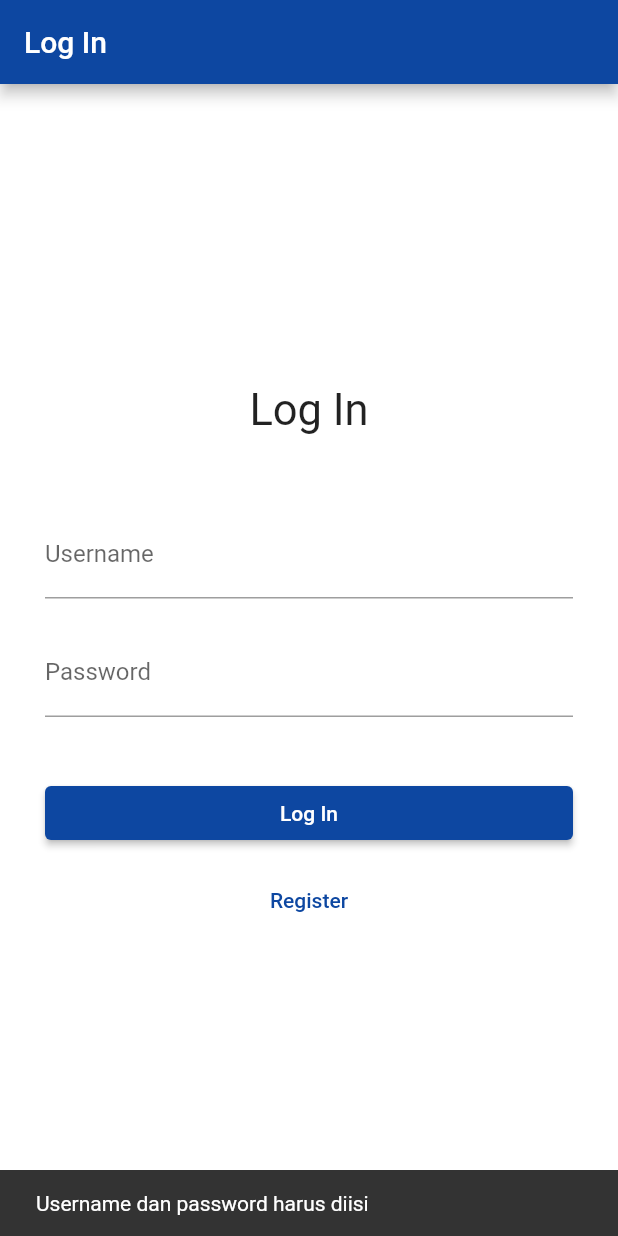
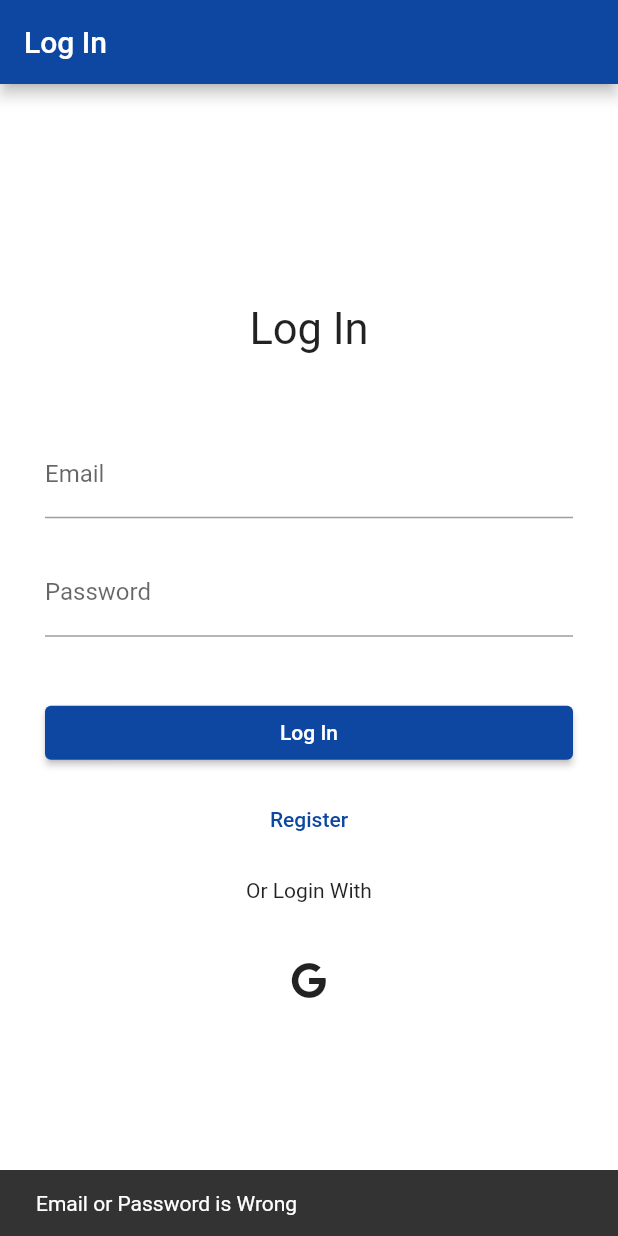
Before and after one commit to Yuu18id/novelist-back-end, a Flutter app: the screen it shows after launch, after a tap on "Log In", on a phone screen of 412 x 824 dp. Run offline on Flutter 3.47's test engine with Material 2 defaults, Android fonts, the phone set to English and light mode, and no system bars; our stand-ins replace firebase_auth, firebase_core, flutter_rating_bar, font_awesome_flutter, google_sign_in, shared_preferences and 1 more; accounts and stored records are empty; network calls fail.

Commit message:
add firebase auth

```diff
--- /dev/null
+++ b/lib/components/firebase_auth.dart
@@ -0,0 +1,56 @@
+import 'package:google_sign_in/google_sign_in.dart';
+import 'package:firebase_auth/firebase_auth.dart';
+
+class AuthFirebase {
+  final FirebaseAuth _firebaseAuth = FirebaseAuth.instance;
+  final GoogleSignIn _googleSignIn = GoogleSignIn();
+
+  Future<String?> signUp(String email, String password) async {
+    UserCredential authResult = await _firebaseAuth
+        .createUserWithEmailAndPassword(email: email, password: password);
+    User? user = authResult.user;
+    return user?.uid;
+  }
+
+  Future<String?> login(String email, String password) async {
+    try {
+      UserCredential authResult = await _firebaseAuth
+          .signInWithEmailAndPassword(email: email, password: password);
+      User? user = authResult.user;
+      return user?.uid;
+    } catch (e) {
+      print(e.toString());
+      return null;
+    }
+  }
+
+  Future signOut() async {
+    return await _firebaseAuth.signOut();
+  }
+
+  Future<User?> getUser() async {
+    User? user = await _firebaseAuth.currentUser;
+    return user;
+  }
+
+  Future<String?> signInWithGoogle() async {
+    try {
+      final GoogleSignInAccount? googleSignInAccount =
+          await _googleSignIn.signIn();
+      final GoogleSignInAuthentication googleSignInAuthentication =
+          await googleSignInAccount!.authentication;
+      final AuthCredential credential = GoogleAuthProvider.credential(
+          accessToken: googleSignInAuthentication.accessToken,
+          idToken: googleSignInAuthentication.idToken);
+      await _firebaseAuth.signInWithCredential(credential);
+    } on FirebaseAuthException catch (e) {
+      print(e.message);
+      throw e;
+    }
+  }
+
+  Future<void> signOutFromGoogle() async {
+    await _googleSignIn.signOut();
+    await _firebaseAuth.signOut();
+  }
+}
--- a/lib/main.dart
+++ b/lib/main.dart
@@ -3,6 +3,7 @@ import 'package:flutter_application_1/components/auth_provider.dart';
 import 'package:flutter_application_1/pages/login.dart';
 import 'package:flutter_application_1/provider.dart';
 import 'package:provider/provider.dart';
+import 'package:firebase_core/firebase_core.dart';
 import 'dart:math';
 
 MaterialColor generateMaterialColor(Color color) {
@@ -21,40 +22,36 @@ MaterialColor generateMaterialColor(Color color) {
 }
 
 int tintValue(int value, double factor) =>
-  max(0, min((value + ((255 - value) * factor)).round(), 255)
-);
+    max(0, min((value + ((255 - value) * factor)).round(), 255));
 
 Color tintColor(Color color, double factor) => Color.fromRGBO(
     tintValue(color.red, factor),
     tintValue(color.green, factor),
     tintValue(color.blue, factor),
-  1
-);
+    1);
 
 int shadeValue(int value, double factor) =>
-  max(0, min(value - (value * factor).round(), 255)
-);
+    max(0, min(value - (value * factor).round(), 255));
 
 Color shadeColor(Color color, double factor) => Color.fromRGBO(
     shadeValue(color.red, factor),
     shadeValue(color.green, factor),
     shadeValue(color.blue, factor),
-  1
-);
+    1);
 
 class Palette {
   static const primary = Color.fromRGBO(13, 71, 161, 1);
 }
 
-void main() {
-  runApp(MultiProvider(
-    providers: [
+void main() async{
+    WidgetsFlutterBinding.ensureInitialized();
+  await Firebase.initializeApp();
+  runApp(MultiProvider(providers: [
     ChangeNotifierProvider(
       create: (_) => AuthProvider(),
     ),
     ChangeNotifierProvider(create: (_) => ScreenPageProvider()),
-    ]
-    ,child: const MyApp()));
+  ], child: const MyApp()));
 }
 
 class MyApp extends StatelessWidget {
--- a/lib/pages/login.dart
+++ b/lib/pages/login.dart
@@ -1,14 +1,9 @@
 import 'package:flutter/material.dart';
-import 'package:flutter/src/widgets/framework.dart';
-import 'package:flutter/src/widgets/placeholder.dart';
-import 'package:flutter_application_1/components/auth_provider.dart';
-import 'package:flutter_application_1/models/db_helper.dart';
+import 'package:flutter_application_1/pages/screen.dart';
+import 'package:font_awesome_flutter/font_awesome_flutter.dart';
+import 'package:flutter_application_1/components/firebase_auth.dart';
 import 'package:flutter_application_1/pages/home.dart';
 import 'package:flutter_application_1/pages/register.dart';
-import 'package:flutter_application_1/pages/screen.dart';
-import 'package:flutter_application_1/provider.dart';
-import 'package:provider/provider.dart';
-import 'package:shared_preferences/shared_preferences.dart';
 
 class LoginPage extends StatefulWidget {
   const LoginPage({super.key});
@@ -18,14 +13,24 @@ class LoginPage extends StatefulWidget {
 }
 
 class _LoginPageState extends State<LoginPage> {
-  final TextEditingController _usernameController = TextEditingController();
-  final TextEditingController _passwordController = TextEditingController();
-  final dbHelper = DBHelper.instance;
+  final TextEditingController _email = TextEditingController();
+  final TextEditingController _pass = TextEditingController();
+  late AuthFirebase auth;
   bool isUserOrPassWrong = false;
+  String username = "";
+
+  @override
+  void initState() {
+    super.initState();
+    auth = AuthFirebase();
+  }
+
 
   @override
   Widget build(BuildContext context) {
-    final provAuth = Provider.of<AuthProvider>(context);
+    auth.getUser().then((value) {
+        username = value!.email.toString();
+    });
     return Scaffold(
       appBar: AppBar(
         title: const Text('Log In'),
@@ -43,9 +48,9 @@ class _LoginPageState extends State<LoginPage> {
             Container(
               padding: const EdgeInsets.only(top: 50),
               child: TextFormField(
-                controller: _usernameController,
+                controller: _email,
                 decoration: const InputDecoration(
-                  label: Text('Username'),
+                  label: Text('Email'),
                 ),
               ),
             ),
@@ -53,80 +58,30 @@ class _LoginPageState extends State<LoginPage> {
               padding: const EdgeInsets.only(top: 20),
               child: TextFormField(
                 obscureText: true,
-                controller: _passwordController,
+                controller: _pass,
                 decoration: const InputDecoration(
                   label: Text('Password'),
                 ),
               ),
             ),
-            if (isUserOrPassWrong != false)
-              Container(
-                padding: const EdgeInsets.only(top: 10),
-                child: const Text(
-                  'Email atau password salah',
-                  style: TextStyle(color: Colors.red),
-                ),
-              ),
             Container(
               padding: const EdgeInsets.only(top: 40),
               width: double.infinity,
               child: ElevatedButton(
                 onPressed: () async {
-                  final username = _usernameController.text;
-                  final password = _passwordController.text;
+                  final email = _email.text;
+                  final password = _pass.text;
 
-                  if (username.isNotEmpty && password.isNotEmpty) {
-                    try {
-                      final existingUser = await dbHelper
-                          .getUserByUsernameAndPass(username, password);
+                  final userId = await auth.login(email, password);
 
-                      if (existingUser != null) {
-                        if (existingUser.pass == password) {
-                          await provAuth.login(username, password);
-                          ScaffoldMessenger.of(context)
-                              .showSnackBar(const SnackBar(
-                            content: Text('Login Berhasil'),
-                            duration: Duration(seconds: 2),
-                          ));
-
-                          // Mengambil ID pengguna setelah login berhasil
-                          final userId = existingUser.id;
-
-                          // Mengambil data pengguna berdasarkan ID
-                          final userById = await dbHelper.getUserById(userId!);
-
-                          if (userById != null) {
-                            Navigator.push(
-                              context,
-                              MaterialPageRoute(
-                                builder: (context) => ScreenPage(
-                                  username: userById.username,
-                                ),
-                              ),
-                            );
-                          }
-                        } else {
-                          ScaffoldMessenger.of(context).showSnackBar(
-                            const SnackBar(content: Text('Password salah')),
-                          );
-                        }
-                      } else {
-                        ScaffoldMessenger.of(context).showSnackBar(
-                          const SnackBar(
-                              content: Text('Username atau password salah')),
-                        );
-                      }
-                    } catch (e) {
-                      ScaffoldMessenger.of(context).showSnackBar(
-                        SnackBar(content: Text('Login gagal: $e')),
-                      );
-                    }
+                  if (userId != null) {
+                    Navigator.pushReplacement(
+                        context,
+                        MaterialPageRoute(
+                            builder: (context) => ScreenPage(username: username)));
                   } else {
                     ScaffoldMessenger.of(context).showSnackBar(
-                      const SnackBar(
-                        content: Text('Username dan password harus diisi'),
-                      ),
-                    );
+                        SnackBar(content: Text('Email or Password is Wrong')));
                   }
                 },
                 child: const Text('Log In'),
@@ -137,13 +92,37 @@ class _LoginPageState extends State<LoginPage> {
               width: double.infinity,
               child: TextButton(
                   onPressed: () {
-                    Navigator.push(
+                    Navigator.pushReplacement(
                         context,
                         MaterialPageRoute(
                             builder: (context) => const RegisterPage()));
                   },
                   child: const Text('Register')),
             ),
+            Container(
+              padding: const EdgeInsets.all(15.0),
+              width: double.infinity,
+              child: const Align(
+                  alignment: Alignment.center, child: Text('Or Login With')),
+            ),
+            Container(
+              padding: const EdgeInsets.only(top: 13),
+              width: double.infinity,
+              child: IconButton(
+                  onPressed: () async {
+                    final result = await auth.signInWithGoogle();
+                    if (result != null) {
+                      Navigator.pushReplacement(context,
+                          MaterialPageRoute(builder: (context) => ScreenPage(username: username)));
+                    } else {
+                        Navigator.pushReplacement(context,
+                          MaterialPageRoute(builder: (context) => ScreenPage(username: username)));
+                      ScaffoldMessenger.of(context).showSnackBar(
+                          SnackBar(content: Text('Login Success')));
+                    }
+                  },
+                  icon: const Icon(FontAwesomeIcons.google)),
+            )
           ],
         ),
       ),
--- a/pubspec.yaml
+++ b/pubspec.yaml
@@ -41,6 +41,10 @@ dependencies:
   sqflite: ^2.2.8+4
   flutter_rating_bar: ^4.0.1
   shared_preferences: ^2.2.2
+  firebase_core: ^2.21.0
+  firebase_auth: ^4.12.1
+  google_sign_in: ^6.1.5
+  font_awesome_flutter: ^10.4.0
 
 
 
```
Also changed, not shown: lib/pages/register.dart (+34 -96 lines), lib/pages/screen.dart (+13 -34 lines), pubspec.lock, 5 other files. Lines whose indentation alone changed are shown as unchanged.
